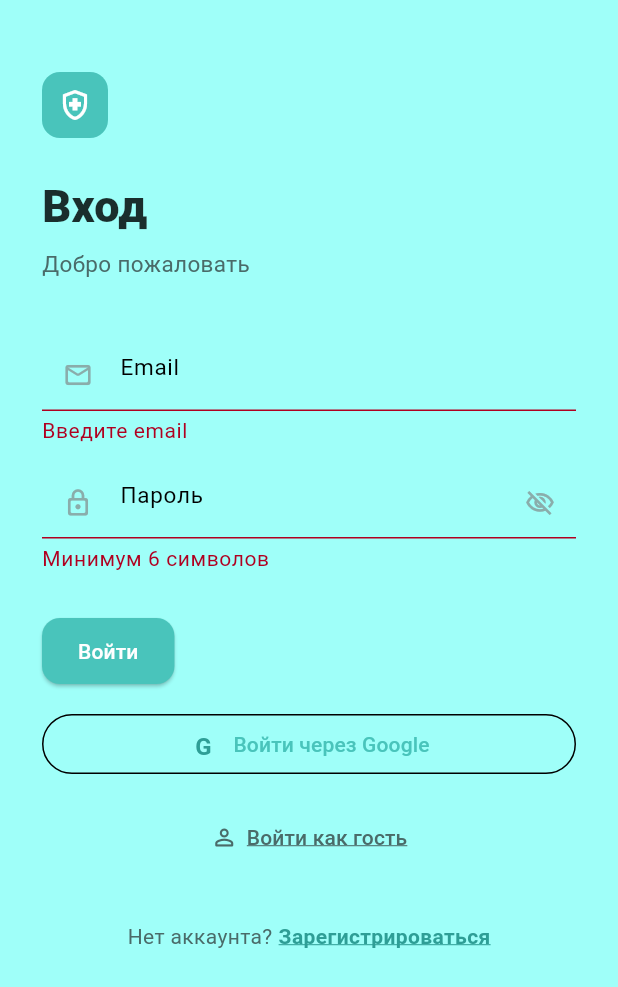
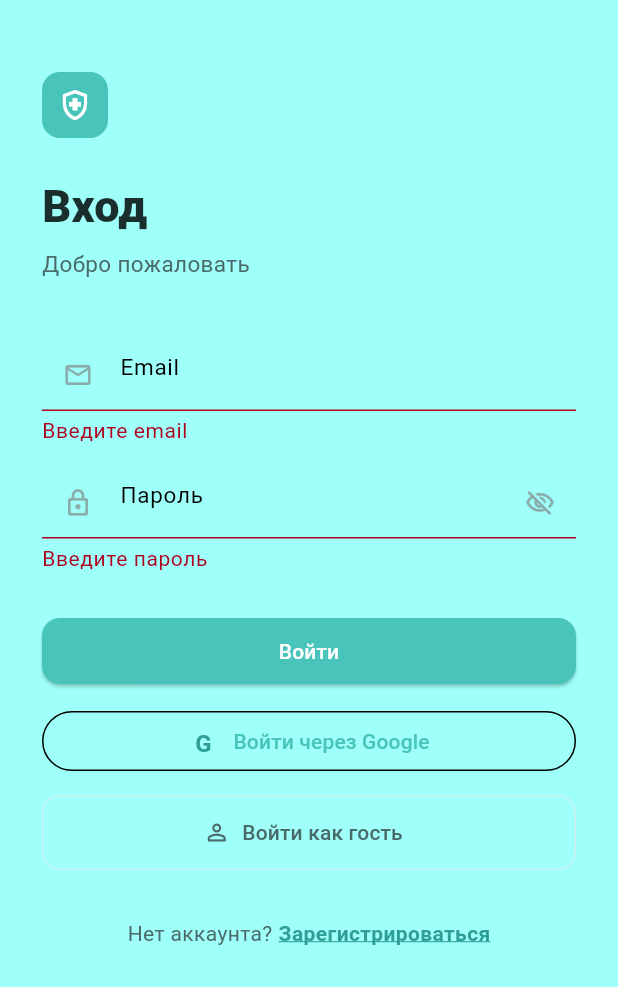
Before and after one commit to AsunaUky/hiv, a Flutter app: the screen it shows after launch, after a tap on "Войти", on a phone screen of 412 x 824 dp. Shown: the top 987 px of the screen. Run offline on Flutter 3.47's test engine with Material 3 defaults, Android fonts, the phone set to English and light mode, and no system bars; our stand-ins replace bloc, cloud_firestore, equatable, firebase_auth, firebase_core, flutter_bloc and 5 more; accounts and stored records are empty; network calls fail.

Commit message:
yoi(рабочий)

````diff
--- /dev/null
+++ b/lib/core/utils/validator.dart
@@ -0,0 +1,42 @@
+/// Валидаторы полей форм.
+///
+/// Использование:
+/// ```dart
+/// validator: AppValidators.email,
+/// validator: AppValidators.password,
+/// validator: (v) => AppValidators.confirmPassword(v, _passCtrl.text),
+/// ```
+abstract final class AppValidators {
+  // Email — RFC-совместимая проверка через RegExp
+  static String? email(String? value) {
+    if (value == null || value.trim().isEmpty) return 'Введите email';
+    final re = RegExp(r'^[\w.+\-]+@[\w\-]+\.[a-zA-Z]{2,}$');
+    if (!re.hasMatch(value.trim())) return 'Некорректный email';
+    return null;
+  }
+
+  // Пароль — минимум 8 символов, хотя бы одна буква и одна цифра
+  static String? password(String? value) {
+    if (value == null || value.isEmpty) return 'Введите пароль';
+    if (value.length < 8) return 'Минимум 8 символов';
+    if (!value.contains(RegExp(r'[A-Za-zА-Яа-я]'))) return 'Добавьте хотя бы одну букву';
+    if (!value.contains(RegExp(r'\d'))) return 'Добавьте хотя бы одну цифру';
+    return null;
+  }
+
+  // Подтверждение пароля
+  static String? confirmPassword(String? value, String original) {
+    if (value == null || value.isEmpty) return 'Повторите пароль';
+    if (value != original) return 'Пароли не совпадают';
+    return null;
+  }
+
+  // Имя — только буквы и пробелы, минимум 2 символа
+  static String? name(String? value) {
+    if (value == null || value.trim().isEmpty) return 'Введите имя';
+    if (value.trim().length < 2) return 'Слишком короткое имя';
+    final re = RegExp(r"^[A-Za-zА-Яа-яЁёҚқҰұҢңӘәҒғҺһІі'\- ]+$");
+    if (!re.hasMatch(value.trim())) return 'Имя содержит недопустимые символы';
+    return null;
+  }
+}
--- a/lib/features/app/bloc/app_bloc.dart
+++ b/lib/features/app/bloc/app_bloc.dart
@@ -1,7 +1,6 @@
 import 'package:bloc/bloc.dart';
 import 'package:equatable/equatable.dart';
 import 'package:firebase_auth/firebase_auth.dart';
-import 'package:google_sign_in/google_sign_in.dart';
 import 'package:hiv/data/repositories/auth_repository.dart';
 
 part 'app_event.dart';
@@ -57,7 +56,7 @@ class AppBloc extends Bloc<AppEvent, AppState> {
     }
   }
 
-  // Гость
+  // Гость — анонимный вход через Firebase
   Future<void> _onGuest(
     AuthGuestRequested event,
     Emitter<AppState> emit,
@@ -68,25 +67,29 @@ class AppBloc extends Bloc<AppEvent, AppState> {
       emit(const AuthSuccess());
     } on FirebaseAuthException catch (e) {
       emit(AuthFailure(_mapError(e.code)));
+    } catch (e) {
+      emit(AuthFailure('Ошибка входа как гость: $e'));
     }
   }
 
-  // Google (google_sign_in ^7.x)
+  // Google — через AuthRepository → FirebaseAuthService (event-based v7 API)
   Future<void> _onGoogle(
     AuthGoogleRequested event,
     Emitter<AppState> emit,
   ) async {
     emit(const AuthLoading());
     try {
-      final googleUser = await GoogleSignIn.instance.authenticate();
-      final googleAuth = googleUser.authentication;
-      final credential = GoogleAuthProvider.credential(idToken: googleAuth.idToken);
-      await _auth.signInWithCredential(credential);
-      emit(const AuthSuccess());
+      final user = await _authRepository.signInWithGoogle();
+      if (user.isEmpty) {
+        // Пользователь закрыл окно Google
+        emit(const AuthInitial());
+      } else {
+        emit(const AuthSuccess());
+      }
     } on FirebaseAuthException catch (e) {
       emit(AuthFailure(_mapError(e.code)));
-    } catch (_) {
-      emit(const AuthInitial());
+    } catch (e) {
+      emit(AuthFailure('Ошибка входа через Google: $e'));
     }
   }
 
@@ -98,12 +101,12 @@ class AppBloc extends Bloc<AppEvent, AppState> {
     try {
       await _authRepository.signOut();
     } catch (_) {
-      // Даже если ошибка — всё равно сбрасываем состояние
+      // Даже при ошибке — сбрасываем состояние
     }
     emit(const AuthInitial());
   }
 
-  // Удаление аккаунта — через репозиторий
+  // Удаление аккаунта
   Future<void> _onDelete(
     AuthDeleteRequested event,
     Emitter<AppState> emit,
@@ -126,12 +129,15 @@ class AppBloc extends Bloc<AppEvent, AppState> {
   }
 
   String _mapError(String code) => switch (code) {
-        'user-not-found'         => 'Пользователь не найден',
-        'wrong-password'         => 'Неверный пароль',
-        'email-already-in-use'   => 'Email уже используется',
-        'invalid-email'          => 'Некорректный email',
-        'weak-password'          => 'Слишком простой пароль',
-        'network-request-failed' => 'Нет подключения',
-        _                        => 'Ошибка: $code',
+        'user-not-found'          => 'Пользователь не найден',
+        'wrong-password'          => 'Неверный пароль',
+        'invalid-credential'      => 'Неверный email или пароль',
+        'email-already-in-use'    => 'Email уже используется',
+        'invalid-email'           => 'Некорректный email',
+        'weak-password'           => 'Слишком простой пароль',
+        'network-request-failed'  => 'Нет подключения к сети',
+        'too-many-requests'       => 'Слишком много попыток. Попробуйте позже',
+        'operation-not-allowed'   => 'Этот способ входа не включён',
+        _                         => 'Ошибка: $code',
       };
 }
--- a/lib/features/login/ui/login_screen.dart
+++ b/lib/features/login/ui/login_screen.dart
@@ -1,10 +1,11 @@
 import 'package:flutter/material.dart';
 import 'package:flutter_bloc/flutter_bloc.dart';
 import 'package:go_router/go_router.dart';
+import 'package:hiv/core/router/route_names.dart';
 import 'package:hiv/core/theme/app_colors.dart';
+import 'package:hiv/core/utils/validator.dart';
 import 'package:hiv/features/app/bloc/app_bloc.dart';
 import 'package:hiv/ui_kit/auth_widgets.dart';
-import 'package:hiv/core/router/route_names.dart';
 
 class LoginScreen extends StatefulWidget {
   const LoginScreen({super.key});
@@ -56,7 +57,7 @@ class _LoginScreenState extends State<LoginScreen> {
             child: Form(
               key: _formKey,
               child: Column(
-                crossAxisAlignment: CrossAxisAlignment.start,
+                crossAxisAlignment: CrossAxisAlignment.stretch, // растягиваем по ширине
                 children: [
                   const SizedBox(height: 48),
                   _AuthHeader(title: 'Вход', subtitle: 'Добро пожаловать'),
@@ -68,11 +69,7 @@ class _LoginScreenState extends State<LoginScreen> {
                     hint: 'Email',
                     prefixIcon: Icons.mail_outline_rounded,
                     keyboardType: TextInputType.emailAddress,
-                    validator: (v) {
-                      if (v == null || v.isEmpty) return 'Введите email';
-                      if (!v.contains('@')) return 'Некорректный email';
-                      return null;
-                    },
+                    validator: AppValidators.email,
                   ),
                   const SizedBox(height: 14),
 
@@ -86,8 +83,7 @@ class _LoginScreenState extends State<LoginScreen> {
                       obscure: _obscure,
                       onTap: () => setState(() => _obscure = !_obscure),
                     ),
-                    validator: (v) =>
-                        (v == null || v.length < 6) ? 'Минимум 6 символов' : null,
+                    validator: AppValidators.password,
                   ),
                   const SizedBox(height: 28),
 
@@ -100,7 +96,7 @@ class _LoginScreenState extends State<LoginScreen> {
                           : const Text('Войти'),
                     ),
                   ),
-                  const SizedBox(height: 14),
+                  const SizedBox(height: 12),
 
                   // Google
                   BlocBuilder<AppBloc, AppState>(
@@ -111,32 +107,25 @@ class _LoginScreenState extends State<LoginScreen> {
                           .add(const AuthGoogleRequested()),
                     ),
                   ),
-                  const SizedBox(height: 14),
+                  const SizedBox(height: 12),
 
                   // Гость
                   BlocBuilder<AppBloc, AppState>(
-                    builder: (context, state) => TextButton(
+                    builder: (context, state) => OutlinedButton.icon(
                       onPressed: state is AuthLoading
                           ? null
                           : () => context
                               .read<AppBloc>()
                               .add(const AuthGuestRequested()),
-                      child: Row(
-                        mainAxisAlignment: MainAxisAlignment.center,
-                        children: [
-                          const Icon(Icons.person_outline_rounded,
-                              size: 18, color: AppColors.textSecondary),
-                          const SizedBox(width: 6),
-                          Text(
-                            'Войти как гость',
-                            style: TextStyle(
-                              color: AppColors.textSecondary,
-                              fontSize: 14,
-                              decoration: TextDecoration.underline,
-                              decorationColor: AppColors.textSecondary,
-                            ),
-                          ),
-                        ],
+                      icon: const Icon(Icons.person_outline_rounded, size: 18),
+                      label: const Text('Войти как гость'),
+                      style: OutlinedButton.styleFrom(
+                        foregroundColor: AppColors.textSecondary,
+                        side: const BorderSide(color: AppColors.divider),
+                        minimumSize: const Size(double.infinity, 50),
+                        shape: RoundedRectangleBorder(
+                          borderRadius: BorderRadius.circular(12),
+                        ),
                       ),
                     ),
                   ),
@@ -158,7 +147,7 @@ class _LoginScreenState extends State<LoginScreen> {
   }
 }
 
-// Общие виджеты для auth-экранов
+// ─── Вспомогательные виджеты ─────────────────────────────────────
 
 class _AuthHeader extends StatelessWidget {
   const _AuthHeader({required this.title, required this.subtitle});
--- a/pubspec.yaml
+++ b/pubspec.yaml
@@ -81,6 +81,8 @@ dev_dependencies:
 
 # The following section is specific to Flutter packages.
 flutter:
+  assets:
+    - .env
 
   # The following line ensures that the Material Icons font is
   # included with your application, so that you can use the icons in
````
Also changed, not shown: lib/features/login/ui/register_screen.dart (+8 -15 lines), 1 other file.
